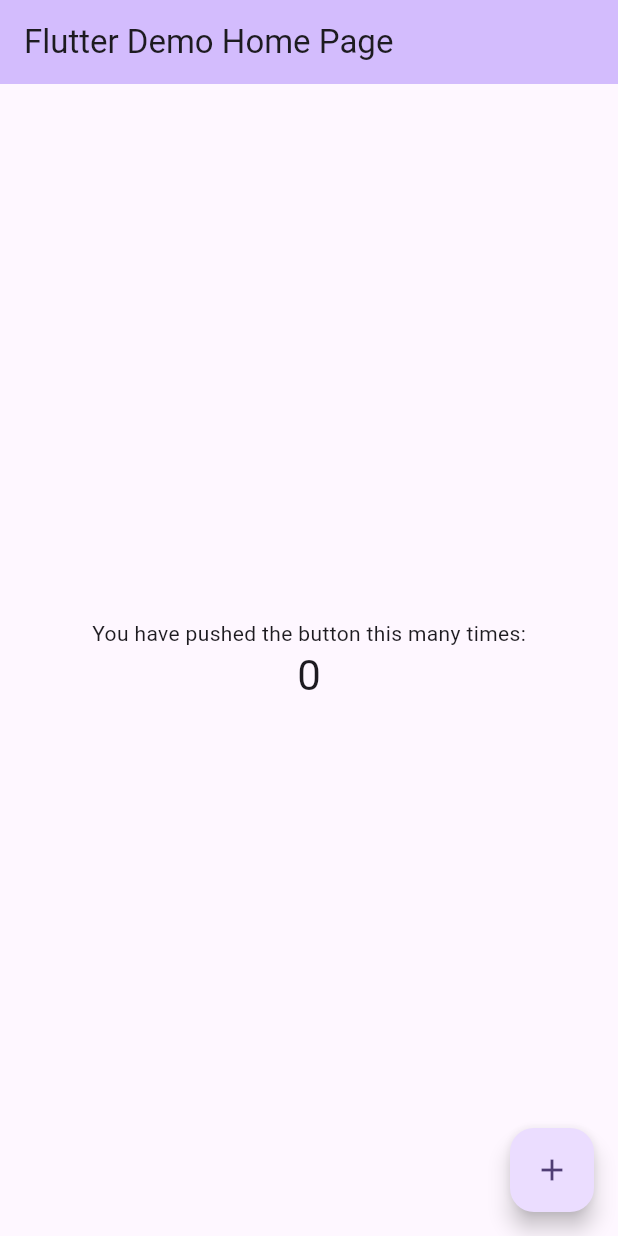
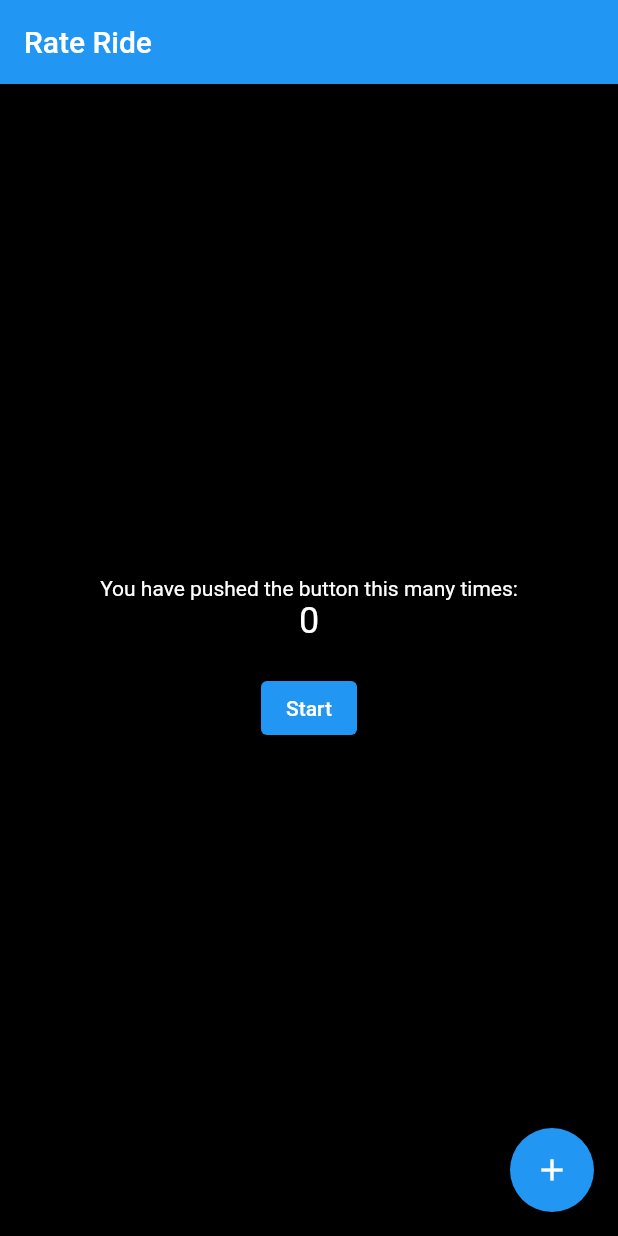
Before and after one commit to billyward3/wheelSave, a Flutter app: the screen it shows after launch, on a phone screen of 412 x 824 dp. Run offline on Flutter 3.47's test engine with Material 2 defaults, Android fonts, the phone set to English and light mode, and no system bars.

Commit message:
Colors & Start Button Changes
Changed colors & Added Start Button.

```diff
--- a/rate_ride/lib/main.dart
+++ b/rate_ride/lib/main.dart
@@ -5,7 +5,7 @@ void main() {
 }
 
 class MyApp extends StatelessWidget {
-  const MyApp({super.key});
+  const MyApp({Key? key}) : super(key: key);
 
   // This widget is the root of your application.
   @override
@@ -28,16 +28,16 @@ class MyApp extends StatelessWidget {
         //
         // This works for code too, not just values: Most code changes can be
         // tested with just a hot reload.
-        colorScheme: ColorScheme.fromSeed(seedColor: Colors.deepPurple),
-        useMaterial3: true,
+        primarySwatch: Colors.blue,
+        scaffoldBackgroundColor: Colors.black, // Set background color to black
       ),
-      home: const MyHomePage(title: 'Flutter Demo Home Page'),
+      home: const MyHomePage(title: 'Rate Ride'),
     );
   }
 }
 
 class MyHomePage extends StatefulWidget {
-  const MyHomePage({super.key, required this.title});
+  const MyHomePage({Key? key, required this.title}) : super(key: key);
 
   // This widget is the home page of your application. It is stateful, meaning
   // that it has a State object (defined below) that contains fields that affect
@@ -81,7 +81,7 @@ class _MyHomePageState extends State<MyHomePage> {
         // TRY THIS: Try changing the color here to a specific color (to
         // Colors.amber, perhaps?) and trigger a hot reload to see the AppBar
         // change color while the other colors stay the same.
-        backgroundColor: Theme.of(context).colorScheme.inversePrimary,
+        //* REMOVED*  backgroundColor: Theme.of(context).colorScheme.inversePrimary,
         // Here we take the value from the MyHomePage object that was created by
         // the App.build method, and use it to set our appbar title.
         title: Text(widget.title),
@@ -107,10 +107,18 @@ class _MyHomePageState extends State<MyHomePage> {
           children: <Widget>[
             const Text(
               'You have pushed the button this many times:',
+              style:
+                  TextStyle(color: Colors.white), // Text color changed to white
             ),
             Text(
               '$_counter',
-              style: Theme.of(context).textTheme.headlineMedium,
+              style: TextStyle(
+                  fontSize: 24, color: Colors.white), // Text style modified
+            ),
+            SizedBox(height: 20), // Add some spacing
+            ElevatedButton(
+              onPressed: _incrementCounter,
+              child: const Text('Start'), // Start button added
             ),
           ],
         ),
@@ -119,7 +127,7 @@ class _MyHomePageState extends State<MyHomePage> {
         onPressed: _incrementCounter,
         tooltip: 'Increment',
         child: const Icon(Icons.add),
-      ), // This trailing comma makes auto-formatting nicer for build methods.
+      ),
     );
   }
 }
--- /dev/null
+++ b/rate_ride/lib/temp.dart
@@ -0,0 +1,74 @@
+import 'package:flutter/material.dart';
+
+void main() {
+  runApp(const MyApp());
+}
+
+class MyApp extends StatelessWidget {
+  const MyApp({Key? key}) : super(key: key);
+
+  @override
+  Widget build(BuildContext context) {
+    return MaterialApp(
+      title: 'Flutter Demo',
+      theme: ThemeData(
+        primarySwatch: Colors.blue,
+        scaffoldBackgroundColor: Colors.black,
+      ),
+      home: const MyHomePage(title: 'Rate Ride'),
+    );
+  }
+}
+
+class MyHomePage extends StatefulWidget {
+  const MyHomePage({Key? key, required this.title}) : super(key: key);
+
+  final String title;
+
+  @override
+  State<MyHomePage> createState() => _MyHomePageState();
+}
+
+class _MyHomePageState extends State<MyHomePage> {
+  int _counter = 0;
+
+  void _incrementCounter() {
+    setState(() {
+      _counter++;
+    });
+  }
+
+  @override
+  Widget build(BuildContext context) {
+    return Scaffold(
+      appBar: AppBar(
+        title: Text(widget.title),
+      ),
+      body: Center(
+        child: Column(
+          mainAxisAlignment: MainAxisAlignment.center,
+          children: <Widget>[
+            const Text(
+              'You have pushed the button this many times:',
+              style: TextStyle(color: Colors.white),
+            ),
+            Text(
+              '$_counter',
+              style: TextStyle(fontSize: 24, color: Colors.white),
+            ),
+            SizedBox(height: 20),
+            ElevatedButton(
+              onPressed: _incrementCounter,
+              child: const Text('Start'),
+            ),
+          ],
+        ),
+      ),
+      floatingActionButton: FloatingActionButton(
+        onPressed: _incrementCounter,
+        tooltip: 'Increment',
+        child: const Icon(Icons.add),
+      ),
+    );
+  }
+}
```
